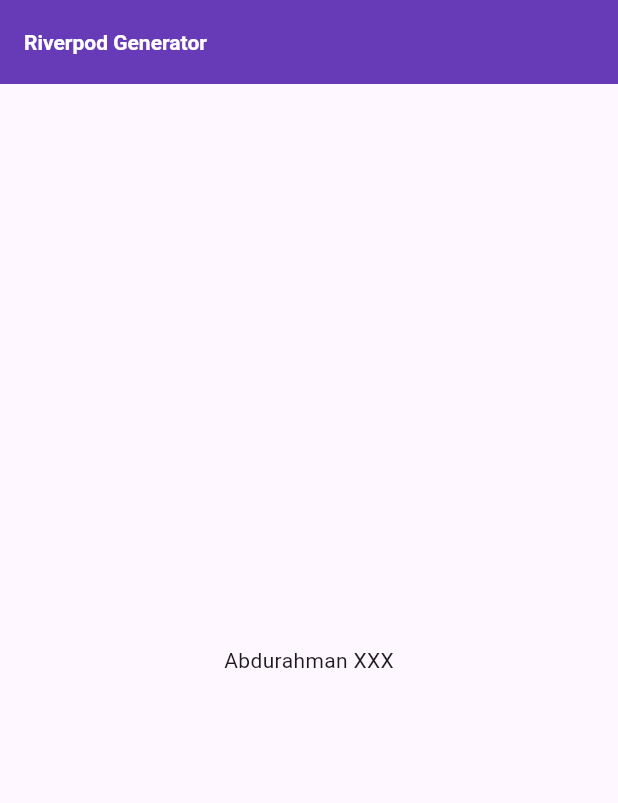
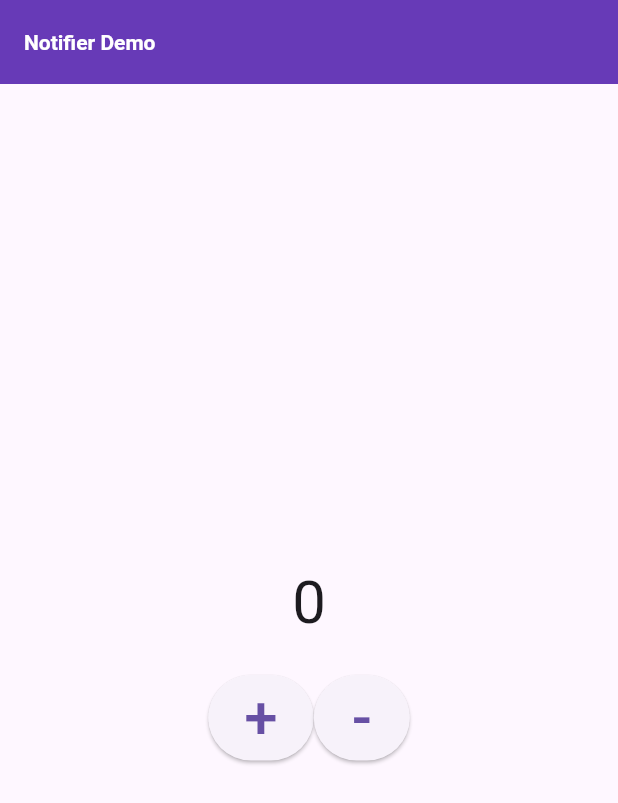
Before and after one commit to abdurahmanidris/flutter_riverpod_new, a Flutter app: the screen it shows after launch, on a phone screen of 412 x 824 dp. Shown: the top 803 px of the screen. Run offline on Flutter 3.47's test engine with Material 3 defaults, Android fonts, the phone set to English and light mode, and no system bars; our stand-ins replace flutter_riverpod.

Commit message:
Notifier and NotifierProvider implemented

```diff
--- /dev/null
+++ b/lib/counter_notifier.dart
@@ -0,0 +1,21 @@
+import 'package:flutter_riverpod/flutter_riverpod.dart';
+
+class CounterNotifier extends Notifier<int> {
+  @override
+  int build() {
+    return 0;
+  }
+
+  void increament() {
+    state++;
+  }
+
+  void decreament() {
+    state--;
+  }
+}
+
+//expose the CounterNotifier with this NotifierProvider
+final counterNotifierProvider = NotifierProvider<CounterNotifier, int>(() {
+  return CounterNotifier();
+});
--- a/lib/home_page.dart
+++ /dev/null
@@ -1,33 +0,0 @@
-import 'package:flutter/material.dart';
-import 'package:flutter_riverpod/flutter_riverpod.dart';
-import 'package:riverpod_annotation/riverpod_annotation.dart';
-part 'home_page.g.dart';
-
-// final nameProvider = Provider<String>((ref) => 'Abdurahman Idris');
-
-//this makes the provider autodisposable
-// @riverpod
-
-//this removes the autodisposable : @Riverpod(keepAlive: true); by default KeepAlive is false
-@Riverpod(keepAlive: true)
-String name(NameRef ref) {
-  return "Abdurahman XXX";
-}
-
-class Homepage extends ConsumerWidget {
-  const Homepage({super.key});
-
-  @override
-  Widget build(BuildContext context, WidgetRef ref) {
-    final name = ref.watch(nameProvider);
-
-    return Scaffold(
-      appBar: AppBar(
-        title: const Text('Riverpod Generator'),
-      ),
-      body: Center(
-        child: Text(name),
-      ),
-    );
-  }
-}
--- a/lib/main.dart
+++ b/lib/main.dart
@@ -1,19 +1,19 @@
 import 'package:flutter/material.dart';
 import 'package:flutter_riverpod/flutter_riverpod.dart';
-import 'package:flutter_riverpod_new/home_page.dart';
+import 'package:flutter_riverpod_new/counter_notifier.dart';
 
 void main() {
   runApp(const ProviderScope(child: MyApp()));
 }
 
-class MyApp extends ConsumerWidget {
+class MyApp extends StatelessWidget {
   const MyApp({super.key});
 
   // This widget is the root of your application.
   @override
-  Widget build(BuildContext context, WidgetRef ref) {
+  Widget build(BuildContext context) {
     return MaterialApp(
-      title: 'Theme',
+      title: 'Notifier Demo',
       // theme: isLightTheme ? ThemeData.light() : ThemeData.dark(),
       theme: ThemeData(
         primarySwatch: Colors.blue,
@@ -28,3 +28,56 @@ class MyApp extends ConsumerWidget {
     );
   }
 }
+
+class Homepage extends ConsumerWidget {
+  const Homepage({super.key});
+
+  @override
+  Widget build(BuildContext context, WidgetRef ref) {
+    final counter = ref.watch(counterNotifierProvider);
+
+    return Scaffold(
+      appBar: AppBar(
+        title: Text('Notifier Demo'),
+      ),
+      body: Column(
+        mainAxisAlignment: MainAxisAlignment.center,
+        children: [
+          Text(
+            counter.toString(),
+            style: const TextStyle(fontSize: 40),
+          ),
+          const SizedBox(
+            height: 20,
+          ),
+          Row(
+            mainAxisAlignment: MainAxisAlignment.center,
+            children: [
+              ElevatedButton(
+                onPressed: () {
+                  ref.read(counterNotifierProvider.notifier).increament();
+                },
+                child: const Text(
+                  '+',
+                  style: TextStyle(fontSize: 40),
+                ),
+              ),
+              const SizedBox(
+                height: 16,
+              ),
+              ElevatedButton(
+                onPressed: () {
+                  ref.read(counterNotifierProvider.notifier).decreament();
+                },
+                child: const Text(
+                  '-',
+                  style: TextStyle(fontSize: 40),
+                ),
+              ),
+            ],
+          )
+        ],
+      ),
+    );
+  }
+}
```
Also changed, not shown: lib/home_page.g.dart (deleted).
